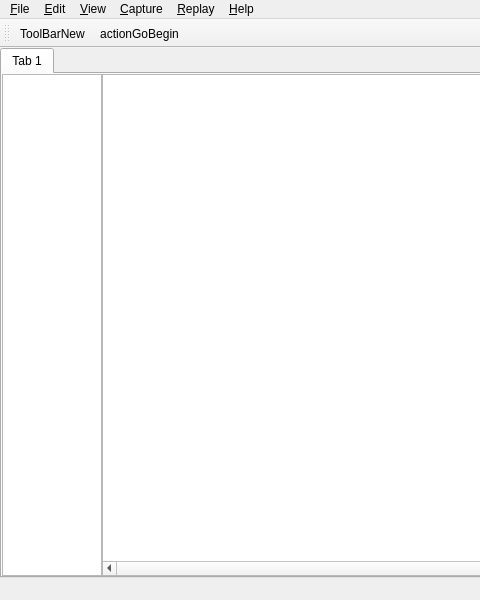
niutao/signal_tap, file signaltap.ui: the form before one commit; both pictures show x 0 to 480 and y 0 to 600 of the 800 by 600 pixel window.
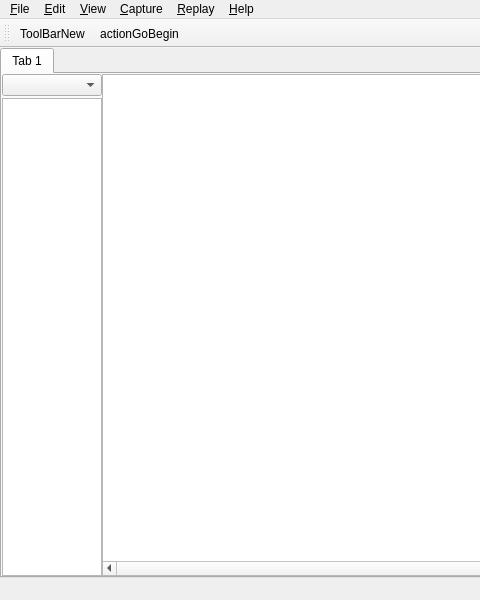
The form after the commit. Icons and pictures are not drawn.

```diff
--- a/signaltap.ui
+++ b/signaltap.ui
@@ -85,29 +85,49 @@
              <number>0</number>
             </property>
             <item>
-             <widget class="QTreeView" name="signalView">
-              <property name="enabled">
-               <bool>true</bool>
+             <layout class="QVBoxLayout" name="verticalLayout">
+              <property name="spacing">
+               <number>2</number>
               </property>
+              <item>
+               <widget class="QComboBox" name="comboBox">
+                <property name="sizePolicy">
+                 <sizepolicy hsizetype="Fixed" vsizetype="Fixed">
+                  <horstretch>0</horstretch>
+                  <verstretch>0</verstretch>
+                 </sizepolicy>
+                </property>
+                <property name="minimumSize">
+                 <size>
+                  <width>100</width>
+                  <height>0</height>
+                 </size>
+                </property>
+               </widget>
+              </item>
+              <item>
+               <widget class="QListView" name="listView">
               <property name="sizePolicy">
                <sizepolicy hsizetype="Fixed" vsizetype="Expanding">
                 <horstretch>0</horstretch>
                 <verstretch>0</verstretch>
                </sizepolicy>
               </property>
+                <property name="minimumSize">
+                 <size>
+                  <width>100</width>
+                  <height>0</height>
+                 </size>
+                </property>
               <property name="maximumSize">
                <size>
                 <width>100</width>
                 <height>16777215</height>
                </size>
               </property>
-              <property name="baseSize">
-               <size>
-                <width>0</width>
-                <height>0</height>
-               </size>
-              </property>
-             </widget>
+               </widget>
+              </item>
+             </layout>
             </item>
             <item>
              <widget class="QGraphicsView" name="waveView">
```
Left out of the diff: 8 changed lines with no effect on the pictures. Lines whose indentation alone changed are shown as unchanged.
